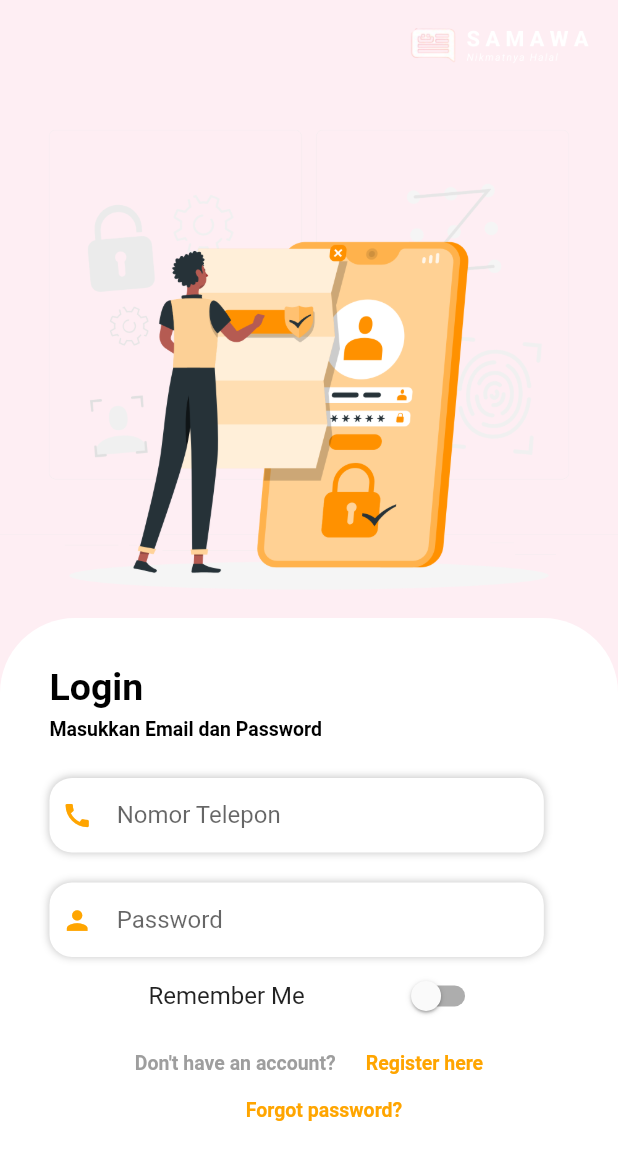
After one commit to santisans123/samawa-app, a Flutter app: the Login screen opened directly, on a phone screen of 412 x 824 dp. The commit adds this screen. Shown: the top 1160 px of the screen. Run offline on Flutter 3.47's test engine with Material 2 defaults, Android fonts, the phone set to English and light mode, and no system bars; our stand-ins replace get, intro_slider; Roboto replaces fonts that are missing (OpenSans, Opensans).

Commit message:
login need revisi

```diff
--- a/lib/constants/constant_color.dart
+++ b/lib/constants/constant_color.dart
@@ -2,6 +2,9 @@ import 'package:samawa/import/main/all_import.dart';
 
 //orange
 const sPrimaryColor = Color(0xffffa500);
+
+//pink puyeh
+const sPrimaryPinkPastelColor = Color(0xffFEEEF3);
 //putih puyeh
 const sPrimaryLightColor = Color(0xfffeeeee4);
 //Biru
--- a/lib/import/main/all_import.dart
+++ b/lib/import/main/all_import.dart
@@ -1,3 +1,4 @@
 export 'package:samawa/import/main/flutter_import.dart';
 export 'package:samawa/import/pages/pages_import.dart';
 export 'package:samawa/constants/constant_color.dart';
+export 'package:samawa/import/widgets/widgets_import.dart';
--- /dev/null
+++ b/lib/import/pages/auth/auth_import.dart
@@ -0,0 +1,4 @@
+export 'package:samawa/pages/auth/components/upsite.dart';
+export 'package:samawa/pages/auth/components/under_part.dart';
+
+export 'package:samawa/pages/auth/login/login.dart';
--- a/lib/import/pages/pages_import.dart
+++ b/lib/import/pages/pages_import.dart
@@ -1 +1,2 @@
 export 'package:samawa/import/pages/intro/intro_import.dart';
+export 'package:samawa/import/pages/auth/auth_import.dart';
--- /dev/null
+++ b/lib/import/widgets/widgets_import.dart
@@ -0,0 +1 @@
+export 'package:samawa/widgets/input/RoundedInput.dart';
--- /dev/null
+++ b/lib/pages/auth/components/under_part.dart
@@ -0,0 +1,52 @@
+import 'package:samawa/import/main/all_import.dart';
+
+class UnderPart extends StatelessWidget {
+  const UnderPart(
+      {Key? key,
+        this.title,
+        required this.navigatorText,
+        required this.onTap})
+      : super(key: key);
+  final String? title;
+  final String navigatorText;
+  final Function() onTap;
+
+  @override
+  Widget build(BuildContext context) {
+    Size size = MediaQuery.of(context).size;
+
+    return Container(
+      margin: EdgeInsets.only(top: size.height * 0.02),
+        child: Row(
+          mainAxisAlignment: MainAxisAlignment.center,
+          children: [
+            title != null ?
+            Text(
+              title!,
+              style: const TextStyle(
+                  fontFamily: 'OpenSans',
+                  fontSize: 13,
+                  color: Colors.grey,
+                  fontWeight: FontWeight.w600),
+            ) : Container(),
+            const SizedBox(
+              width: 20,
+            ),
+            InkWell(
+              onTap: () {
+                onTap();
+              },
+              child: Text(
+                navigatorText,
+                style: const TextStyle(
+                    color: sPrimaryColor,
+                    fontSize: 13,
+                    fontWeight: FontWeight.w600,
+                    fontFamily: 'Opensans'),
+              ),
+            )
+          ],
+        )
+    );
+  }
+}
--- /dev/null
+++ b/lib/pages/auth/components/upsite.dart
@@ -0,0 +1,37 @@
+import 'package:samawa/import/main/all_import.dart';
+
+class Upside extends StatelessWidget {
+  Upside({Key? key, required this.imgUrl}) : super(key: key);
+  final String imgUrl;
+
+  @override
+  Widget build(BuildContext context) {
+    Size size = MediaQuery.of(context).size;
+
+    return Stack(
+      children: [
+        Container(
+          width: size.width,
+          child: Padding(
+            padding: EdgeInsets.only(top: size.width * 0.1),
+            child: Image.asset(
+              imgUrl,
+              alignment: Alignment.topCenter,
+              height: size.height / 2,
+              fit: BoxFit.contain,
+            ),
+          ),
+        ),
+        Positioned(
+          right: size.width * 0.04,
+          top: size.width * 0.04,
+          child: Image.asset(
+            "assets/logos/samawa_logo.png",
+            scale: 3,
+            width: size.width * 0.3,
+          ),
+        ),
+      ],
+    );
+  }
+}
--- a/lib/pages/auth/login/login.dart
+++ b/lib/pages/auth/login/login.dart
@@ -0,0 +1,153 @@
+import 'package:samawa/import/main/all_import.dart';
+
+class Login extends StatefulWidget {
+  const Login({Key? key}) : super(key: key);
+  @override
+  State<Login> createState() => _LoginState();
+}
+
+class _LoginState extends State<Login> {
+  @override
+  Widget build(BuildContext context) {
+    Size size = MediaQuery.of(context).size;
+
+    return SafeArea(
+        child: Scaffold(
+      backgroundColor: Colors.white,
+      body: Container(
+        color: sPrimaryPinkPastelColor,
+        child: SizedBox(
+          width: size.width,
+          height: size.height,
+          child: SingleChildScrollView(
+            child: Stack(
+              children: [
+                Upside(
+                  imgUrl: "assets/intro/login.png",
+                ),
+                Padding(
+                  padding: EdgeInsets.only(
+                    top: size.height / 2,
+                  ),
+                  child: Container(
+                    width: double.infinity,
+                    height: size.height / 2,
+                    decoration: const BoxDecoration(
+                      color: Colors.white,
+                      borderRadius: BorderRadius.only(
+                        topLeft: Radius.circular(50),
+                        topRight: Radius.circular(50),
+                      ),
+                    ),
+                    child: Container(
+                        margin: EdgeInsets.symmetric(
+                            horizontal: size.width * 0.08,
+                          vertical: size.width * 0.04
+                        ),
+                        child: Column(
+                      crossAxisAlignment: CrossAxisAlignment.start,
+                      children: [
+                        const SizedBox(
+                          height: 15,
+                        ),
+                        Container(
+                          padding: EdgeInsets.only(bottom: size.width * 0.015),
+                          child: const Text(
+                            "Login",
+                            style: TextStyle(
+                                color: Colors.black,
+                                fontFamily: 'OpenSans',
+                                fontSize: 25,
+                                fontWeight: FontWeight.w600),
+                          ),
+                        ),
+                        const Text(
+                          "Masukkan Email dan Password",
+                          style: TextStyle(
+                              color: Colors.black,
+                              fontFamily: 'OpenSans',
+                              fontSize: 13,
+                              fontWeight: FontWeight.w600),
+                        ),
+                        const SizedBox(
+                          height: 15,
+                        ),
+                        Form(
+                          child: Column(
+                            crossAxisAlignment: CrossAxisAlignment.start,
+                            children: [
+                              RoundedInputNumber(
+                                  // controller: usernameController,
+                                  hintText: "Nomor Telepon",
+                                  icon: Icons.call),
+                              RoundedInputNumber(
+                                hintText: "Password",
+                                // controller: passwordController,
+                              ),
+                              Container(
+                                height: size.width * 0.07,
+                                child: switchListTile(),
+                              ),
+                              // loginButton(),
+                              SizedBox(
+                                height: size.height * 0.01,
+                              ),
+                              UnderPart(
+                                title: "Don't have an account?",
+                                navigatorText: "Register here",
+                                onTap: () {},
+                              ),
+                              UnderPart(
+                                navigatorText: "Forgot password?",
+                                onTap: () {},
+                              ),
+                            ],
+                          ),
+                        )
+                      ],
+                    )),
+                  ),
+                )
+              ],
+            ),
+          ),
+        ),
+      ),
+    ));
+  }
+}
+
+class switchListTile extends StatefulWidget {
+  @override
+  State<switchListTile> createState() => _switchListTileState();
+}
+
+class _switchListTileState extends State<switchListTile> {
+  bool isSwitched = false;
+
+  void _onSwitchChanged(bool value) {
+    isSwitched = value;
+  }
+
+  @override
+  Widget build(BuildContext context) {
+    return Padding(
+      padding: EdgeInsets.only(left: 50, right: 40),
+      child: SwitchListTile(
+        visualDensity: VisualDensity(horizontal: 0, vertical: -4),
+        dense: true,
+        title: Text(
+          'Remember Me',
+          style: TextStyle(fontSize: 16, fontFamily: 'OpenSans'),
+        ),
+        value: isSwitched,
+        activeColor: sPrimaryColor,
+        onChanged: (bool value) {
+          setState(() {
+            _onSwitchChanged(value);
+          });
+        },
+      ),
+    );
+  }
+}
--- a/lib/pages/intro/intro_slider_page.dart
+++ b/lib/pages/intro/intro_slider_page.dart
@@ -12,7 +12,7 @@ class _IntroSliderViewState extends State<IntroSliderPage> {
   @override
   Widget build(BuildContext context) {
     return IntroSlider(
-      // onDonePress: () => Get.to(),
+      onDonePress: () => Get.to(Login()),
       slides: slides,
       colorActiveDot: sPrimaryColor,
     );
--- /dev/null
+++ b/lib/widgets/input/RoundedInput.dart
@@ -0,0 +1,49 @@
+import 'package:samawa/import/main/all_import.dart';
+
+class RoundedInputNumber extends StatelessWidget {
+  const RoundedInputNumber(
+      {Key? key,
+      this.hintText,
+      this.icon = Icons.person,
+      this.link,
+      this.controller})
+      : super(key: key);
+  final String? hintText;
+  final IconData icon;
+  final void Function(String)? link;
+  final TextEditingController? controller;
+
+  @override
+  Widget build(BuildContext context) {
+    Size size = MediaQuery.of(context).size;
+    return Container(
+      margin: const EdgeInsets.symmetric(vertical: 10),
+      padding: EdgeInsets.symmetric(horizontal: size.width * 0.02, vertical: size.width * 0.002),
+      width: size.width * 0.8,
+      decoration: BoxDecoration(
+          color: sPrimaryWhiteColor,
+          borderRadius: const BorderRadius.all(Radius.circular(15)),
+          boxShadow: <BoxShadow>[
+            BoxShadow(
+                color: Colors.grey.withOpacity(0.6),
+                offset: const Offset(0, 0),
+                blurRadius: 4)
+          ]),
+      child: TextFormField(
+        controller: controller,
+        onFieldSubmitted: link,
+        keyboardType: TextInputType.number,
+        cursorColor: sPrimaryColor,
+        decoration: InputDecoration(
+            icon: Icon(
+              icon,
+              size: size.width * 0.05,
+              color: sPrimaryColor,
+            ),
+            hintText: hintText,
+            hintStyle: const TextStyle(fontFamily: 'OpenSans'),
+            border: InputBorder.none),
+      ),
+    );
+  }
+}
```
Also changed, not shown: assets/intro/login.png (added).
